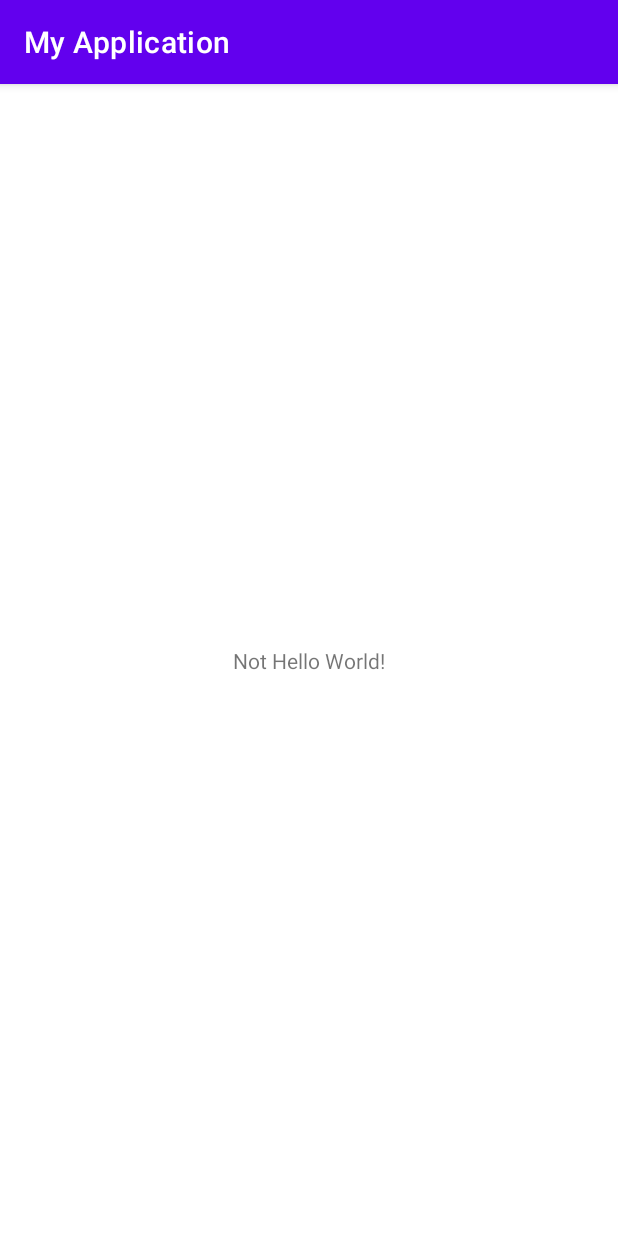
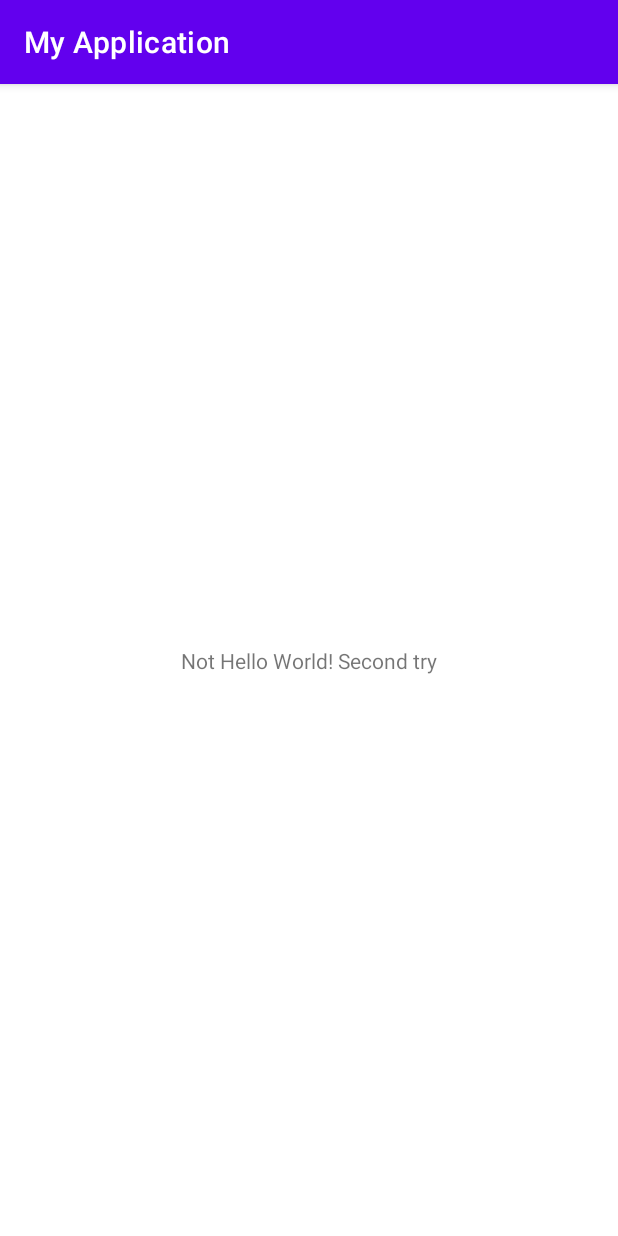
Before and after one commit to temirnurdin/testRepo, an Android app: the screen it shows after launch (MainActivity), on a phone screen of 412 x 824 dp. Run offline under Robolectric (Android 15) with nearby library versions, the phone set to English and light mode, and no system bars.

Commit message:
second try to not hello world

```diff
--- a/app/src/main/res/layout/activity_main.xml
+++ b/app/src/main/res/layout/activity_main.xml
@@ -9,7 +9,7 @@
     <TextView
         android:layout_width="wrap_content"
         android:layout_height="wrap_content"
-        android:text="Not Hello World!"
+        android:text="Not Hello World! Second try"
         app:layout_constraintBottom_toBottomOf="parent"
         app:layout_constraintEnd_toEndOf="parent"
         app:layout_constraintStart_toStartOf="parent"
```
